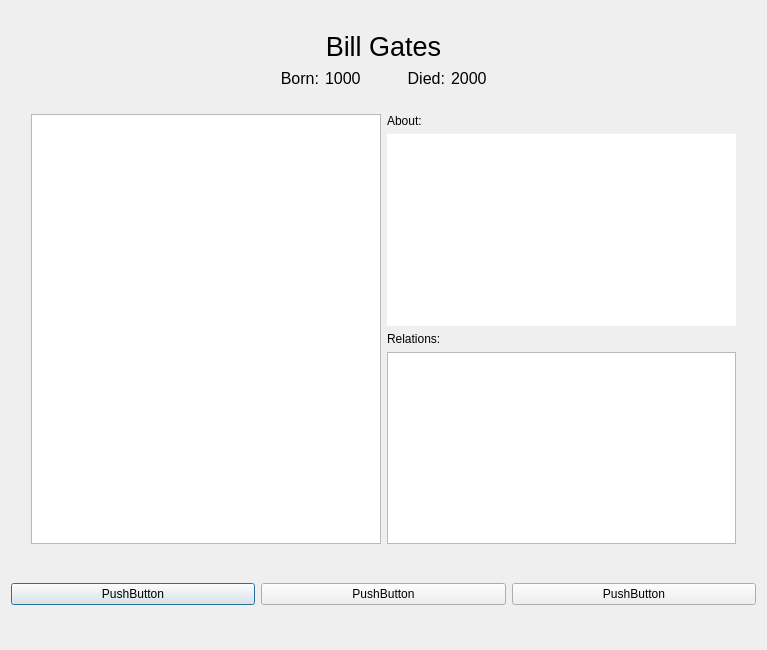
The window that scientistwindow.ui (athenabjorg/sacr) describes before a commit, drawn with Qt 5.
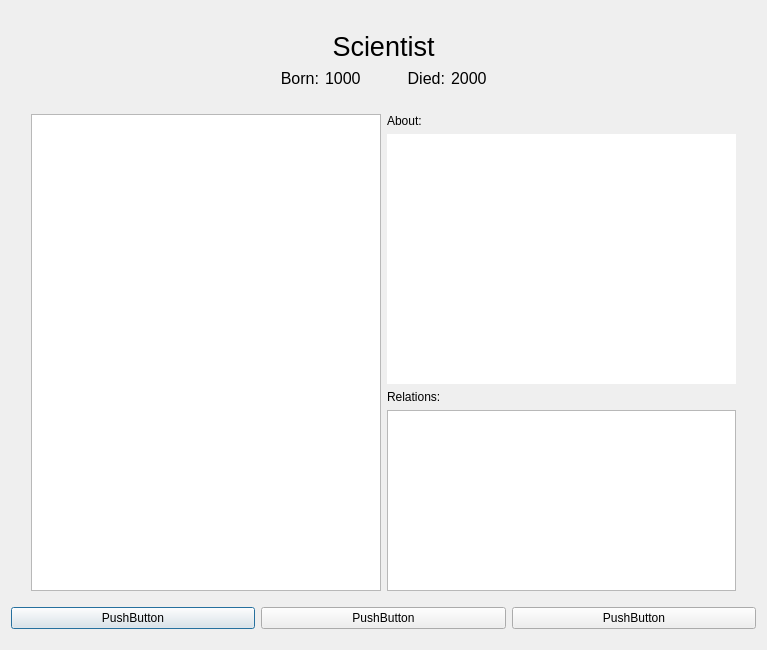
The same window after the commit.

Commit message: fixed expanding in scientist window

What changed in the file:
```diff
--- a/scientistwindow.ui
+++ b/scientistwindow.ui
@@ -43,7 +43,7 @@
         <enum>Qt::LeftToRight</enum>
        </property>
        <property name="text">
-        <string>Bill Gates</string>
+        <string>Scientist</string>
        </property>
        <property name="alignment">
         <set>Qt::AlignCenter</set>
@@ -198,11 +198,17 @@
         <bool>true</bool>
        </property>
        <property name="sizePolicy">
-        <sizepolicy hsizetype="MinimumExpanding" vsizetype="MinimumExpanding">
+        <sizepolicy hsizetype="Expanding" vsizetype="Expanding">
          <horstretch>0</horstretch>
          <verstretch>0</verstretch>
         </sizepolicy>
        </property>
+       <property name="minimumSize">
+        <size>
+         <width>250</width>
+         <height>300</height>
+        </size>
+       </property>
       </widget>
      </item>
      <item>
@@ -217,11 +223,17 @@
        <item>
         <widget class="QTextBrowser" name="inputAbout">
          <property name="sizePolicy">
-          <sizepolicy hsizetype="MinimumExpanding" vsizetype="MinimumExpanding">
+          <sizepolicy hsizetype="Expanding" vsizetype="Expanding">
            <horstretch>0</horstretch>
            <verstretch>0</verstretch>
           </sizepolicy>
          </property>
+         <property name="minimumSize">
+          <size>
+           <width>250</width>
+           <height>250</height>
+          </size>
+         </property>
          <property name="font">
           <font>
            <pointsize>10</pointsize>
@@ -248,7 +260,7 @@
        <item>
         <widget class="QListWidget" name="inputRelations">
          <property name="sizePolicy">
-          <sizepolicy hsizetype="MinimumExpanding" vsizetype="Minimum">
+          <sizepolicy hsizetype="Expanding" vsizetype="Expanding">
            <horstretch>0</horstretch>
            <verstretch>0</verstretch>
           </sizepolicy>
@@ -280,10 +292,13 @@
      <property name="orientation">
       <enum>Qt::Vertical</enum>
      </property>
+     <property name="sizeType">
+      <enum>QSizePolicy::Fixed</enum>
+     </property>
      <property name="sizeHint" stdset="0">
       <size>
        <width>20</width>
-       <height>40</height>
+       <height>10</height>
       </size>
      </property>
     </spacer>
@@ -318,10 +333,13 @@
      <property name="orientation">
       <enum>Qt::Vertical</enum>
      </property>
+     <property name="sizeType">
+      <enum>QSizePolicy::Fixed</enum>
+     </property>
      <property name="sizeHint" stdset="0">
       <size>
        <width>20</width>
-       <height>40</height>
+       <height>10</height>
       </size>
      </property>
     </spacer>
```
